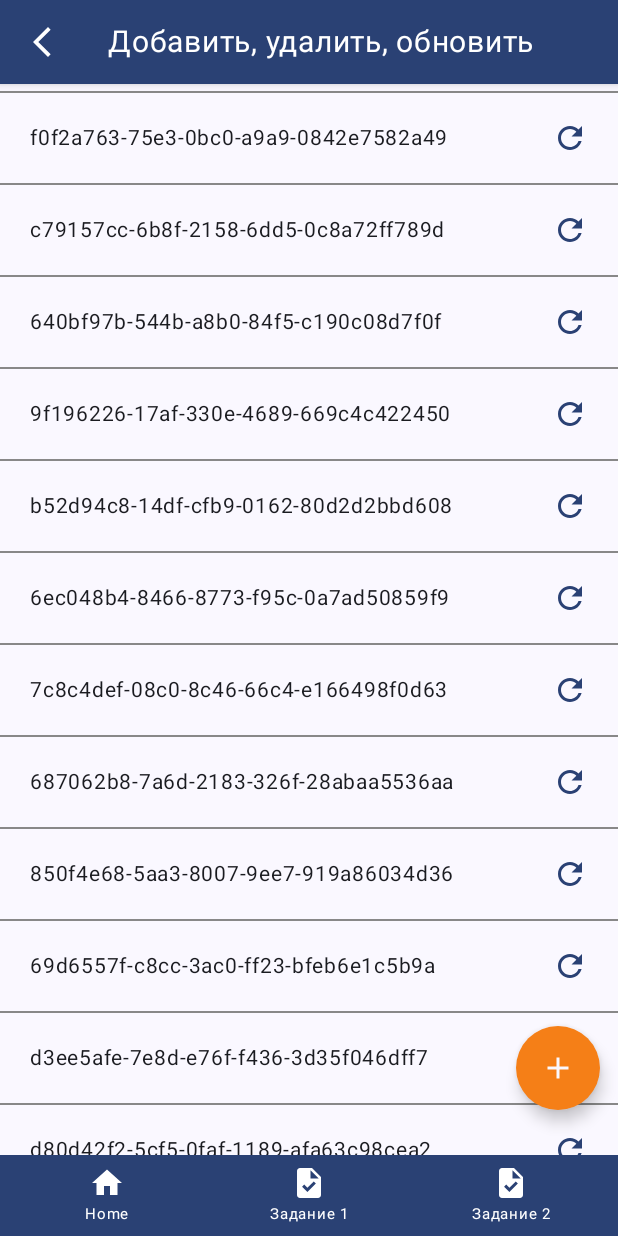
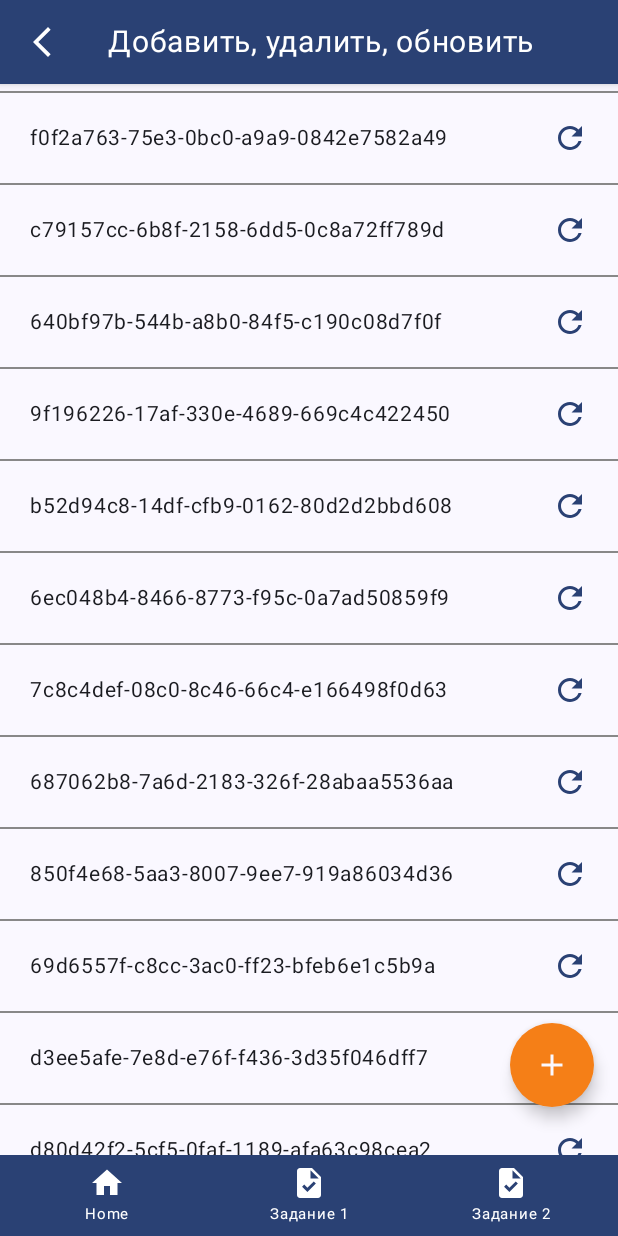
Before and after one commit to Cha1000000/ComposePractice, an Android app built with Jetpack Compose: the ListOfUuidsScreen screen opened through its navigation route, on a phone screen of 412 x 824 dp. Run offline under Robolectric (Android 15) with nearby library versions, the phone set to English and light mode, and no system bars.

Commit message:
move FAB to Scaffold

```diff
--- a/app/src/main/java/com/umno/digital/composepractice/task2/Task2Screen.kt
+++ b/app/src/main/java/com/umno/digital/composepractice/task2/Task2Screen.kt
@@ -114,6 +114,17 @@ fun ListOfUuidsScreen(
                 },
             )
         },
+        floatingActionButton = {
+            FloatingActionButton(
+                modifier = Modifier.padding(bottom = 70.dp),
+                onClick = { uuidItemsViewModel.addItem() },
+                containerColor = Orange,
+                contentColor = MaterialTheme.colorScheme.background,
+                shape = CircleShape
+            ) {
+                Icon(Icons.Filled.Add, contentDescription = "Add item")
+            }
+        },
     ) {
         Surface {
             Box(
@@ -143,15 +154,6 @@ fun ListOfUuidsScreen(
                             }
                         )
                     }
-                }
-                FloatingActionButton(
-                    modifier = Modifier.padding(end = 12.dp, bottom = 30.dp),
-                    onClick = { uuidItemsViewModel.addItem() },
-                    containerColor = Orange,
-                    contentColor = MaterialTheme.colorScheme.background,
-                    shape = CircleShape
-                ) {
-                    Icon(Icons.Filled.Add, contentDescription = "Add item")
                 }
                 //PullRefreshIndicator(refreshing, refreshState, Modifier.align(Alignment.TopCenter))
                 // Custom Refresh Indicator
```
